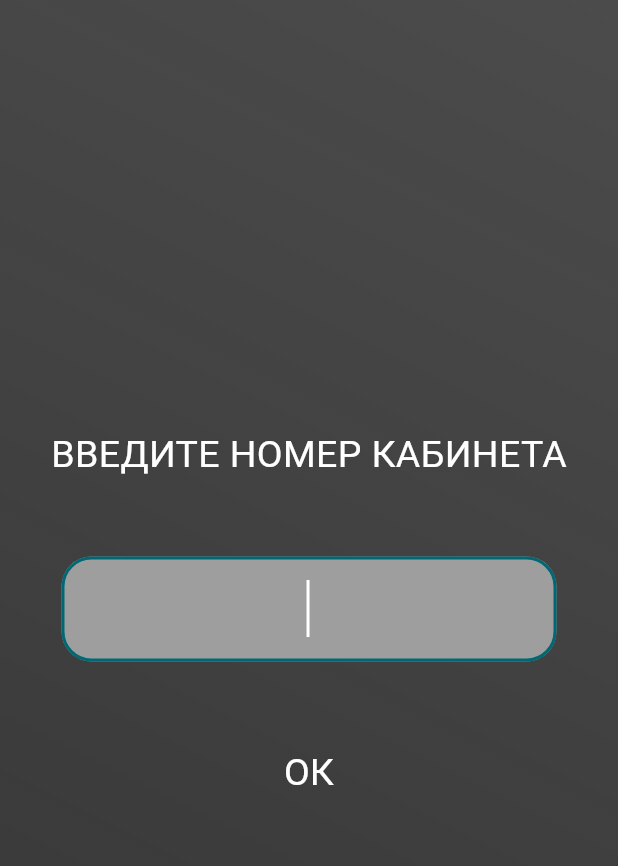
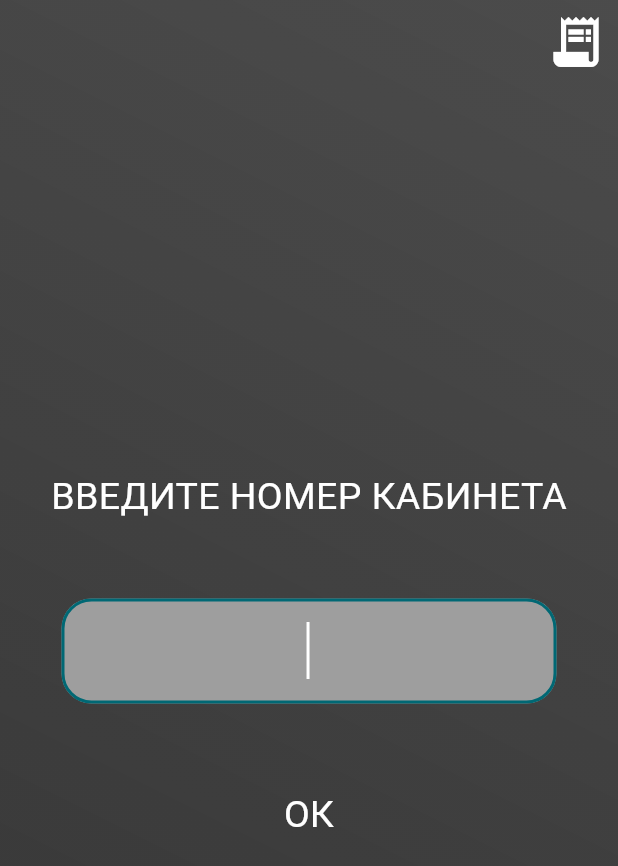
Before and after one commit to gabbhack/inventory, a Flutter app: the CabinetNumberPage screen opened directly, on a phone screen of 412 x 824 dp. Shown: the top 866 px of the screen. Run offline on Flutter 3.47's test engine with Material 2 defaults, Android fonts, the phone set to English and light mode, and no system bars; our stand-ins replace file_picker, permission_handler, shared_preferences, sqflite, vibration; missing offline and left inert: mobile_scanner; accounts and stored records are empty; project files that could hold a hidden picture were left out.

Commit message:
Implement cabinets screen

```diff
--- a/lib/cabinet_number.dart
+++ b/lib/cabinet_number.dart
@@ -1,7 +1,9 @@
 import 'package:flutter/material.dart';
+import 'package:untitled/components/appbar.dart';
 import 'package:untitled/scan.dart';
 
 import 'components/gradient_container.dart';
+import 'cabinets.dart';
 
 class CabinetNumberPage extends StatefulWidget {
   const CabinetNumberPage({super.key});
@@ -45,6 +47,9 @@ class _CabinetNumberState extends State<CabinetNumberPage> {
     return GradientContainer(
       colors: superGradientColors,
       child: Scaffold(
+        appBar: const CustomAppBar(
+          onPressed: Cabinets(),
+        ),
         body: Form(
           key: _formKey,
           child: Center(
--- /dev/null
+++ b/lib/components/appbar.dart
@@ -0,0 +1,38 @@
+import 'package:flutter/material.dart';
+
+class CustomAppBar extends StatelessWidget implements PreferredSizeWidget {
+  final Widget onPressed;
+  const CustomAppBar({super.key, required this.onPressed});
+
+  @override
+  Widget build(BuildContext context) {
+    return SafeArea(
+      child: Container(
+        color: Colors.transparent,
+        child: Row(
+          mainAxisAlignment: MainAxisAlignment.end,
+          children: <Widget>[
+            IconButton(
+              icon: const Icon(
+                Icons.receipt_long,
+                size: 40,
+                color: Colors.white,
+              ),
+              onPressed: () {
+                Navigator.push(
+                  context,
+                  MaterialPageRoute<void>(
+                    builder: (context) => onPressed,
+                  ),
+                );
+              },
+            )
+          ],
+        ),
+      ),
+    );
+  }
+
+  @override
+  Size get preferredSize => const Size.fromHeight(60);
+}
--- a/lib/home.dart
+++ b/lib/home.dart
@@ -4,7 +4,9 @@ import 'package:shared_preferences/shared_preferences.dart';
 import 'package:untitled/cabinet_number.dart';
 import 'package:file_picker/file_picker.dart';
 
+import 'components/appbar.dart';
 import 'components/gradient_container.dart';
+import 'cabinets.dart';
 
 class HomePage extends StatelessWidget {
   const HomePage({super.key});
@@ -24,6 +26,9 @@ class HomePage extends StatelessWidget {
     return GradientContainer(
       colors: superGradientColors,
       child: Scaffold(
+        appBar: const CustomAppBar(
+          onPressed: Cabinets(),
+        ),
         body: Center(
           child: TextButton(
             onPressed: () {
```
Also changed, not shown: lib/cabinets.dart (added, +109 -0 lines).
